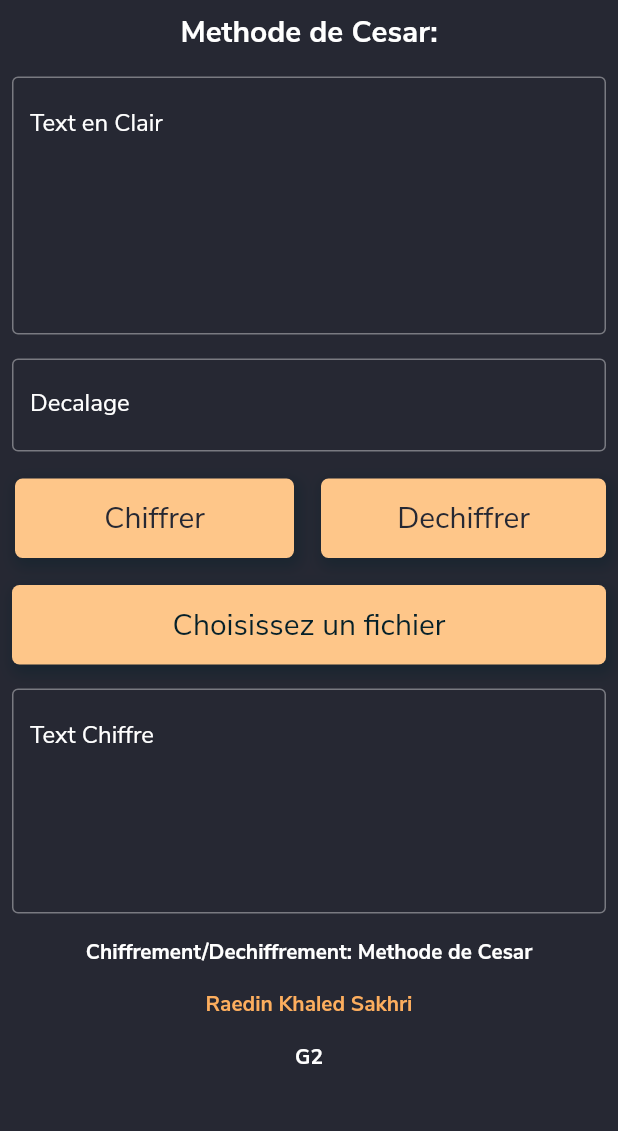
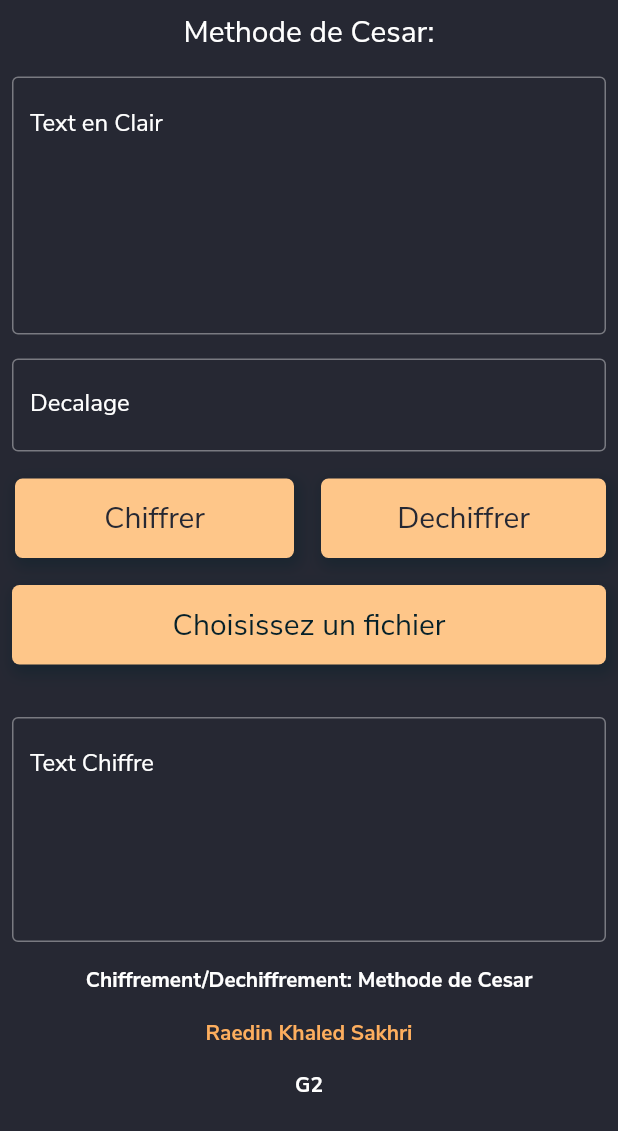
Before and after one commit to raedinkhaled/cipher, a Flutter app: the screen it shows after launch, after a tap on "Choisissez un fichier", on a phone screen of 412 x 824 dp. Shown: the top 1131 px of the screen. Run offline on Flutter 3.47's test engine with Material 2 defaults, Android fonts, the phone set to English and light mode, and no system bars; our stand-ins replace file_picker, string_validator.

Commit message:
Bug Fixes

```diff
--- a/lib/main.dart
+++ b/lib/main.dart
@@ -8,7 +8,7 @@ import 'package:string_validator/string_validator.dart';
 void main() => runApp(MyApp());
 
 class MyApp extends StatelessWidget {
-  // This widget is the root of your application.
+  // This widget is the root of your application. 0796120144
   @override
   Widget build(BuildContext context) {
     return MaterialApp(
@@ -133,10 +133,11 @@ bool _fileChoosen = false;
     });
   }
 
+String isChoosen="";
+
   void doJob3() async {
     try {
       File file =await FilePicker.getFile(type: FileType.CUSTOM, fileExtension: 'txt');
-      if (!mounted) return;
       if (await file.exists()) {
       contents = await file.readAsString();
       _fileChoosen = true;
@@ -144,13 +145,16 @@ bool _fileChoosen = false;
     } on PlatformException catch (e) {
       print("Unsupported operation" + e.toString());
     }
-
+    if (!mounted) return;
+    setState(() {
+            isChoosen = "File Uploaded Successfuly";
+    });
 
   }
 
   @override
   Widget build(BuildContext context) {
-    return Scaffold(
+   return Scaffold(
       backgroundColor: Color(0xFF262833),
       body: SafeArea(
         child: SingleChildScrollView(
@@ -163,7 +167,7 @@ bool _fileChoosen = false;
                   'Methode de Cesar:',
                   style: TextStyle(
                     fontSize: 20.0,
-                    fontWeight: FontWeight.bold,
+
                   ),
                 ),
               ),
@@ -279,7 +283,8 @@ bool _fileChoosen = false;
                   ),
                 ),
               ),
-              Padding(
+              Text(isChoosen),
+               Padding(
                 padding: const EdgeInsets.all(8.0),
                 child: TextField(
                   controller: myController3,
--- a/pubspec.yaml
+++ b/pubspec.yaml
@@ -1,4 +1,4 @@
-name: Caesar Cipher
+name: CaesarCipher
 description: Caesar Cipher Algorith.
 
 # The following defines the version and build number for your application.
@@ -55,7 +55,8 @@ flutter:
   # included with your application, so that you can use the icons in
   # the material Icons class.
   uses-material-design: true
-
+  assets:
+    - app.png
   # To add assets to your application, add an assets section, like this:
   # assets:
   #  - images/a_dot_burr.jpeg
```
Also changed, not shown: assets/app.png (added), 5 other files.
